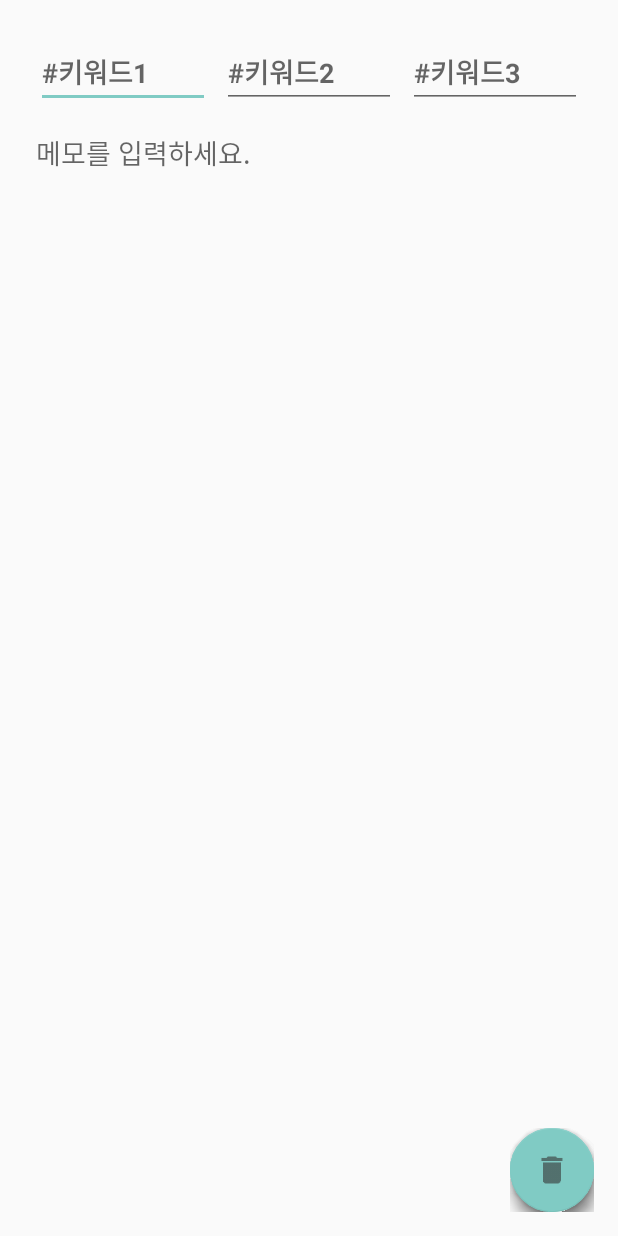
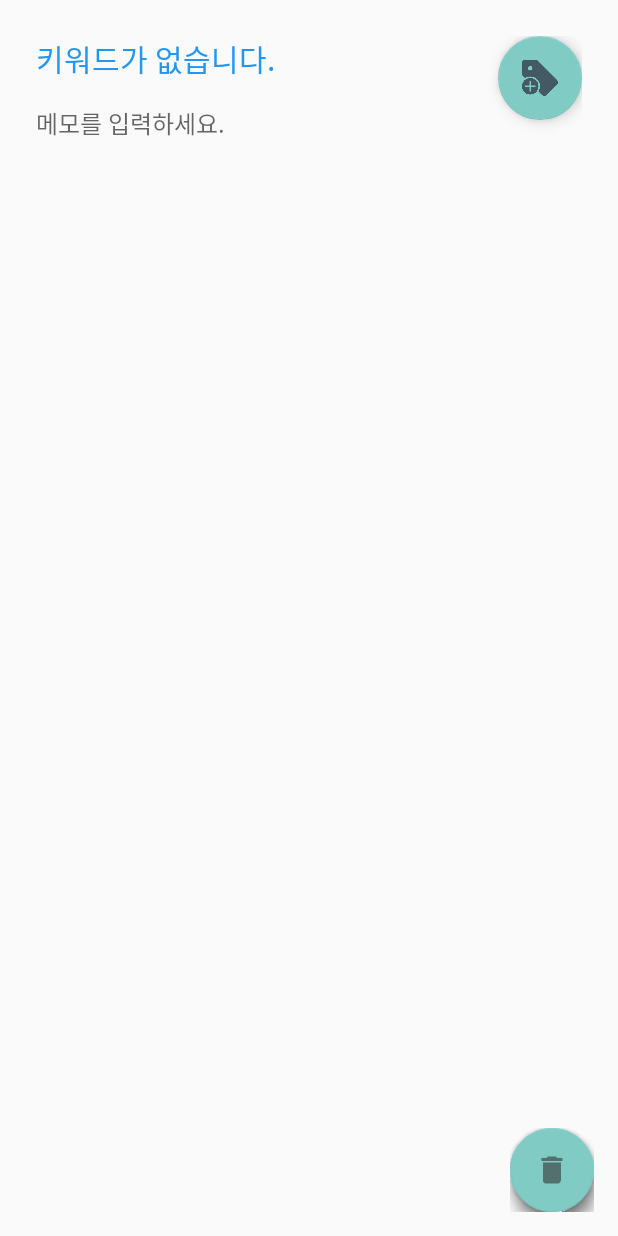
Before and after one commit to suprodigy/Android_ThinkTank, an Android app: the layout activity_tt_detail.xml on its own in the app's theme, with its tools: preview values and no code run, on a phone screen of 412 x 824 dp. Run offline under Robolectric (Android 15) with nearby library versions, the phone set to English and light mode, and no system bars; plain views replace FloatingActionButton, FloatingActionMenu.

Commit message:
Fabruary 12, 2017
- Add/Detail activity 합치기
- 빈 문자열 처리
- Keyword View 수정 - KeywordAddDialog 추가
- keyword 앞에 '#' 중복으로 쓰는 경우 처리

```diff
--- a/ThinkTank/app/src/main/AndroidManifest.xml
+++ b/ThinkTank/app/src/main/AndroidManifest.xml
@@ -27,10 +27,6 @@
             android:parentActivityName=".TTMainActivity"/>
 
         <activity
-            android:name=".TTAddActivity"
-            android:parentActivityName=".TTMainActivity"/>
-
-        <activity
             android:name=".TTDetailActivity"/>
 
     </application>
--- a/ThinkTank/app/src/main/java/com/boostcamp/jr/thinktank/TTListActivity.java
+++ b/ThinkTank/app/src/main/java/com/boostcamp/jr/thinktank/TTListActivity.java
@@ -116,8 +116,7 @@ public class TTListActivity extends AppCompatActivity {
 
         @Override
         public void onClick(View v) {
-            Intent intent = new Intent(getApplicationContext(), TTDetailActivity.class);
-            intent.putExtra("position", getAdapterPosition());
+            Intent intent = TTDetailActivity.newIntent(getApplicationContext(), getAdapterPosition());
             startActivity(intent);
         }
     }
--- a/ThinkTank/app/src/main/res/layout/activity_tt_detail.xml
+++ b/ThinkTank/app/src/main/res/layout/activity_tt_detail.xml
@@ -12,12 +12,49 @@
     android:paddingTop="@dimen/activity_vertical_margin"
     tools:context=".TTDetailActivity">
 
-    <include layout="@layout/add_detail_layout"/>
+    <RelativeLayout
+        android:padding="@dimen/margin_content"
+        android:layout_width="match_parent"
+        android:layout_height="match_parent"
+        android:layout_centerVertical="true"
+        android:layout_centerHorizontal="true">
+
+        <android.support.design.widget.FloatingActionButton
+            android:id="@+id/add_tag_button"
+            android:layout_width="wrap_content"
+            android:layout_height="wrap_content"
+            android:layout_alignParentRight="true"
+            android:layout_alignParentEnd="true"
+            android:layout_alignParentTop="true"
+            app:srcCompat="@drawable/icon_tag_add"/>
+
+        <TextView
+            android:id="@+id/think_keyword"
+            android:layout_toLeftOf="@id/add_tag_button"
+            android:layout_width="match_parent"
+            android:layout_height="wrap_content"
+            android:text="@string/no_keyword"
+            android:textColor="@color/blue"
+            android:textSize="20sp"/>
+
+        <EditText
+            android:id="@+id/think_content"
+            android:layout_below="@id/think_keyword"
+            android:layout_marginTop="@dimen/activity_vertical_margin"
+            android:hint="@string/content_hint"
+            android:textSize="16sp"
+            android:background="@android:color/transparent"
+            android:gravity="top"
+            android:layout_width="match_parent"
+            android:layout_height="match_parent"/>
+
+    </RelativeLayout>
 
     <com.github.clans.fab.FloatingActionMenu
         android:id="@+id/menu"
         android:layout_width="wrap_content"
         android:layout_height="wrap_content"
+
         android:layout_alignParentBottom="true"
         android:layout_alignParentRight="true"
         android:layout_alignParentEnd="true"
--- a/ThinkTank/app/src/main/res/layout/add_detail_layout.xml
+++ /dev/null
@@ -1,57 +0,0 @@
-<?xml version="1.0" encoding="utf-8"?>
-<LinearLayout
-    xmlns:android="http://schemas.android.com/apk/res/android"
-    android:layout_margin="@dimen/margin_content"
-    android:orientation="vertical"
-    android:layout_width="match_parent"
-    android:layout_height="match_parent">
-
-    <LinearLayout
-        android:orientation="horizontal"
-        android:layout_width="match_parent"
-        android:layout_height="wrap_content">
-
-        <EditText
-            android:id="@+id/keyword1"
-            android:layout_marginRight="@dimen/margin_between_keywords"
-            android:layout_marginEnd="@dimen/margin_between_keywords"
-            android:hint="@string/keyword_hint1"
-            android:textStyle="bold"
-            android:layout_weight="1"
-            android:layout_width="0dp"
-            android:layout_height="wrap_content"/>
-
-        <EditText
-            android:id="@+id/keyword2"
-            android:layout_marginLeft="@dimen/margin_between_keywords"
-            android:layout_marginStart="@dimen/margin_between_keywords"
-            android:layout_marginRight="@dimen/margin_between_keywords"
-            android:layout_marginEnd="@dimen/margin_between_keywords"
-            android:hint="@string/keyword_hint2"
-            android:textStyle="bold"
-            android:layout_weight="1"
-            android:layout_width="0dp"
-            android:layout_height="wrap_content"/>
-
-        <EditText
-            android:id="@+id/keyword3"
-            android:layout_marginLeft="@dimen/margin_between_keywords"
-            android:layout_marginStart="@dimen/margin_between_keywords"
-            android:hint="@string/keyword_hint3"
-            android:textStyle="bold"
-            android:layout_weight="1"
-            android:layout_width="0dp"
-            android:layout_height="wrap_content"/>
-
-    </LinearLayout>
-
-    <EditText
-        android:id="@+id/think_content"
-        android:layout_marginTop="@dimen/activity_vertical_margin"
-        android:hint="@string/content_hint"
-        android:background="@android:color/transparent"
-        android:gravity="top"
-        android:layout_width="match_parent"
-        android:layout_height="match_parent"/>
-
-</LinearLayout>
--- a/ThinkTank/app/src/main/res/layout/tt_list_item.xml
+++ b/ThinkTank/app/src/main/res/layout/tt_list_item.xml
@@ -26,6 +26,7 @@
                 tools:text="#헌법 #국회의원"
                 android:textSize="18sp"
                 android:textStyle="bold"
+                android:textColor="@color/blue"
                 android:layout_width="match_parent"
                 android:layout_height="wrap_content"/>
 
--- a/ThinkTank/app/src/main/res/values/strings.xml
+++ b/ThinkTank/app/src/main/res/values/strings.xml
@@ -5,20 +5,25 @@
 
     <!-- TTMainActivity -->
     <string name="keyword_input_hint">키워드를 입력하세요.</string>
+    <string name="search_content_description">키워드 검색</string>
 
     <!-- TTListActivity -->
     <string name="korean_lorem_ipsum">이 헌법은 1988년 2월 25일부터 시행한다. 다만, 이 헌법을 시행하기 위하여 필요한 법률의 제정·개정과 이 헌법에 의한 대통령 및 국회의원의 선거 기타 이 헌법시행에 관한 준비는 이 헌법시행 전에 할 수 있다.</string>
     <string name="action_search">검색</string>
 
-    <!-- TTAddActivity -->
-    <string name="keyword_hint1">#키워드1</string>
-    <string name="keyword_hint2">#키워드2</string>
-    <string name="keyword_hint3">#키워드3</string>
+    <!-- TTDetailActivity -->
     <string name="content_hint">메모를 입력하세요.</string>
-
-    <!-- TTDetailActivity -->
     <string name="image_menu">사진 추가</string>
     <string name="share_menu">메모 공유</string>
     <string name="delete_menu">메모 삭제</string>
+    <string name="no_keyword">키워드가 없습니다.</string>
+    <string name="tag_add_content_description">태그 추가</string>
+
+    <!-- AddKeywordDialog -->
+    <string name="cannot_add_keyword">최대 3개까지 입력 가능합니다.</string>
+    <string name="keyword_edit_text">키워드를 입력하세요.</string>
+    <string name="dialog_title">키워드 추가</string>
+    <string name="dialog_ok">추가</string>
+    <string name="dialog_cancel">취소</string>
 
 </resources>
```
Also changed, not shown: ThinkTank/app/src/main/java/com/boostcamp/jr/thinktank/AddKeywordDialog.java (added, +64 -0 lines), ThinkTank/app/src/main/java/com/boostcamp/jr/thinktank/TTAddActivity.java (deleted, +0 -73 lines), ThinkTank/app/src/main/java/com/boostcamp/jr/thinktank/TTDetailActivity.java (+122 -64 lines), ThinkTank/app/src/main/java/com/boostcamp/jr/thinktank/TTMainActivity.java (+7 -3 lines), ThinkTank/app/src/main/java/com/boostcamp/jr/thinktank/utils/KeywordUtil.java (added, +21 -0 lines), ThinkTank/app/src/main/res/layout/activity_tt_add.xml (deleted, +0 -16 lines), ThinkTank/app/src/main/res/layout/activity_tt_main.xml (+6 -4 lines), ThinkTank/app/src/main/res/layout/dialog_add_keyword.xml (added, +23 -0 lines), ThinkTank/app/src/main/res/drawable/icon_tag_add.png (added).
